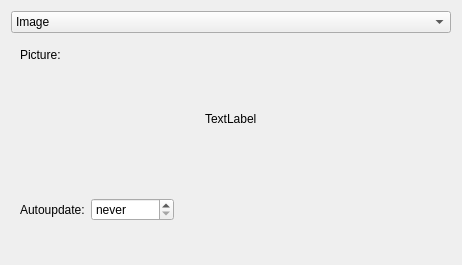
This is applets/frame/imageSettings.ui in KDE/kdeplasma-addons as Qt 5 draws it before an edit. The edited form follows.
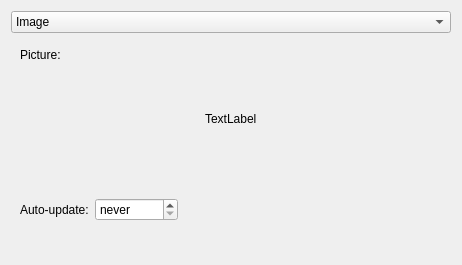
This is the edited form. Custom widgets are drawn as their Qt base class.

The edit to the form file:
```diff
--- a/applets/frame/imageSettings.ui
+++ b/applets/frame/imageSettings.ui
@@ -134,7 +134,7 @@
          <item>
           <widget class="QLabel" name="label_4">
            <property name="text">
-            <string>Autoupdate:</string>
+            <string>Auto-update:</string>
            </property>
           </widget>
          </item>
```
